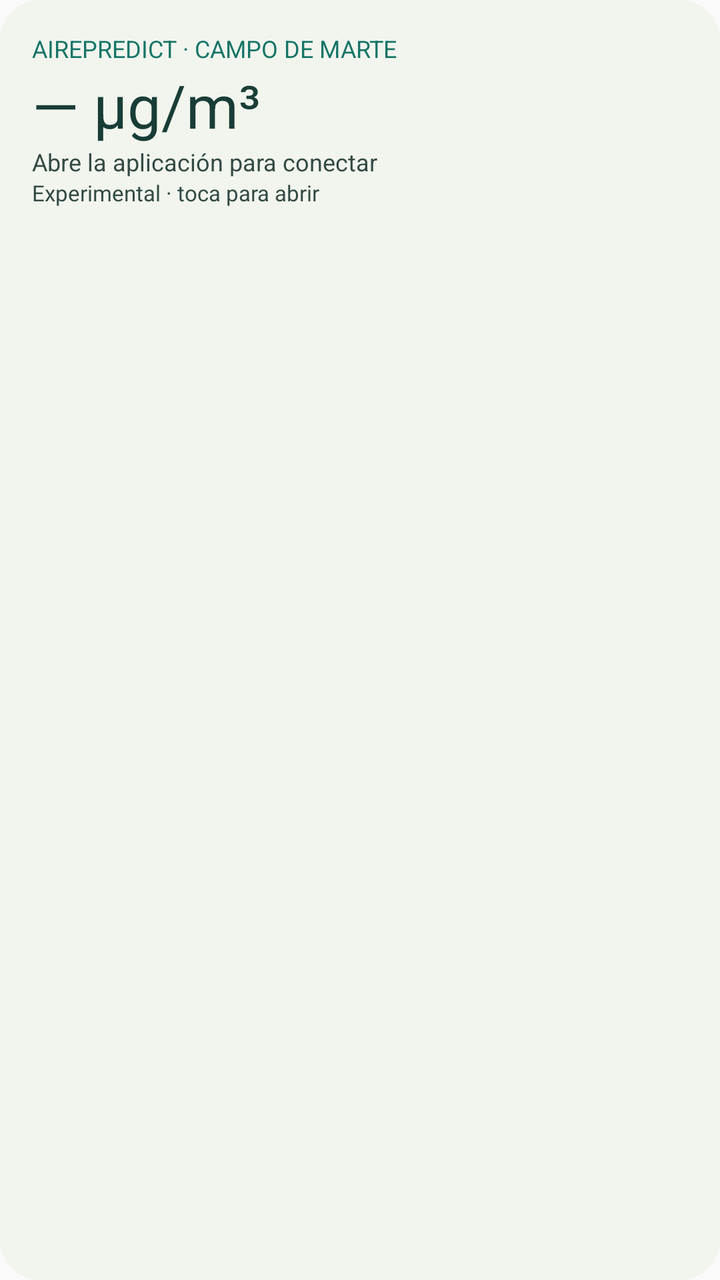
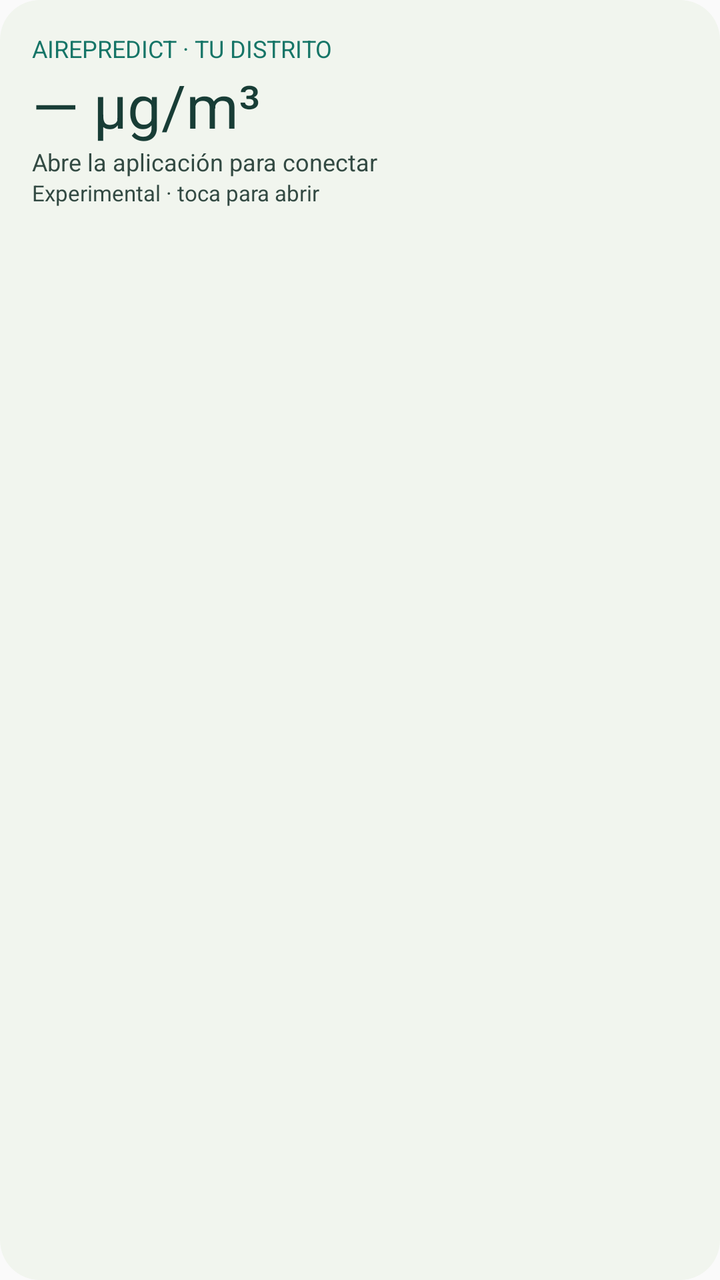

Two renders of the same Android screen: before a commit and after it. Below are the layout's source before the change and the commit's diff.
<!-- AndroidManifest.xml: application theme android:Theme.Material.Light.NoActionBar -->
<!-- res/layout/forecast_widget.xml -->
<LinearLayout xmlns:android="http://schemas.android.com/apk/res/android" android:id="@+id/widget_root" android:layout_width="match_parent" android:layout_height="match_parent" android:orientation="vertical" android:background="@drawable/widget_background">
    <TextView android:layout_width="match_parent" android:layout_height="wrap_content" android:text="AIREPREDICT · CAMPO DE MARTE" android:textColor="#167567" android:textSize="12sp"/>
    <TextView android:id="@+id/widget_value" android:layout_width="match_parent" android:layout_height="wrap_content" android:text="— µg/m³" android:textColor="#183D36" android:textSize="30sp"/>
    <TextView android:id="@+id/widget_status" android:layout_width="match_parent" android:layout_height="wrap_content" android:text="Abre la aplicación para conectar" android:textColor="#334A43" android:textSize="12sp"/>
    <TextView android:id="@+id/widget_time" android:layout_width="match_parent" android:layout_height="wrap_content" android:text="Experimental · toca para abrir" android:textColor="#334A43" android:textSize="11sp"/>
</LinearLayout>
<!-- resources referenced by this layout -->
<resources>
  <!-- drawable widget_background (drawable) -->
  <shape xmlns:android="http://schemas.android.com/apk/res/android"><solid android:color="#F1F5EE"/><corners android:radius="20dp"/><padding android:left="16dp" android:top="16dp" android:right="16dp" android:bottom="16dp"/></shape>
</resources>

<!-- the commit's change to res/layout/forecast_widget.xml (unified diff, before → after) -->
@@ -1,5 +1,5 @@
 <LinearLayout xmlns:android="http://schemas.android.com/apk/res/android" android:id="@+id/widget_root" android:layout_width="match_parent" android:layout_height="match_parent" android:orientation="vertical" android:background="@drawable/widget_background">
-    <TextView android:layout_width="match_parent" android:layout_height="wrap_content" android:text="AIREPREDICT · CAMPO DE MARTE" android:textColor="#167567" android:textSize="12sp"/>
+    <TextView android:id="@+id/widget_title" android:layout_width="match_parent" android:layout_height="wrap_content" android:text="AIREPREDICT · TU DISTRITO" android:textColor="#167567" android:textSize="12sp"/>
     <TextView android:id="@+id/widget_value" android:layout_width="match_parent" android:layout_height="wrap_content" android:text="— µg/m³" android:textColor="#183D36" android:textSize="30sp"/>
     <TextView android:id="@+id/widget_status" android:layout_width="match_parent" android:layout_height="wrap_content" android:text="Abre la aplicación para conectar" android:textColor="#334A43" android:textSize="12sp"/>
     <TextView android:id="@+id/widget_time" android:layout_width="match_parent" android:layout_height="wrap_content" android:text="Experimental · toca para abrir" android:textColor="#334A43" android:textSize="11sp"/>
